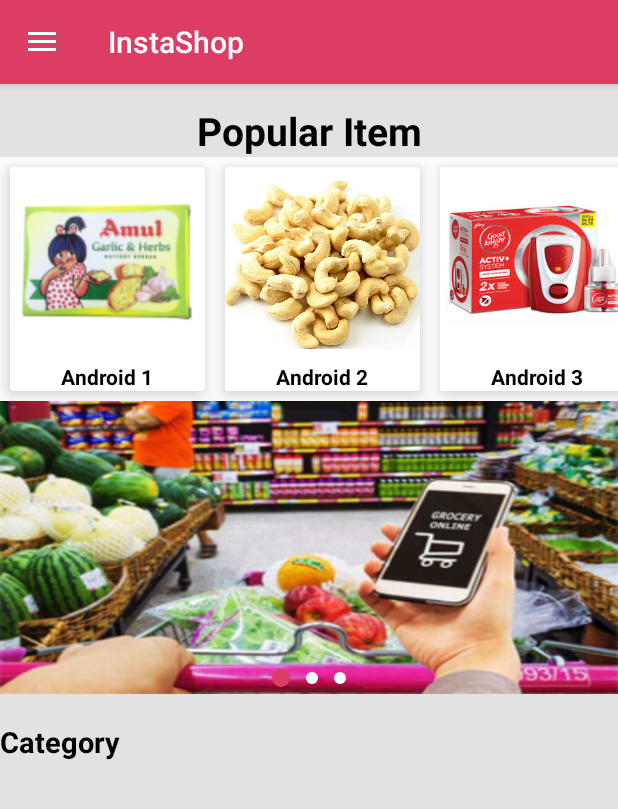
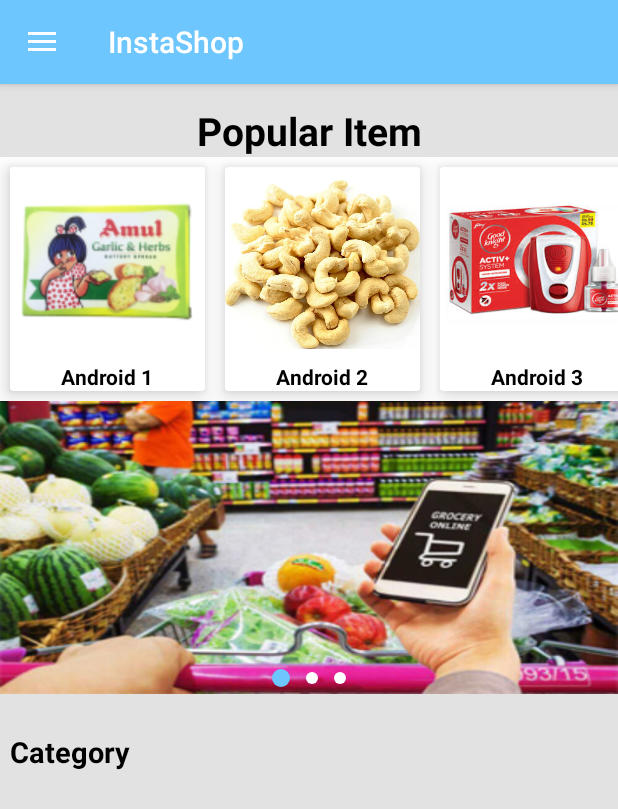
Before and after one commit to ravi84184/Insta_Shop, an Android app: the MainActivity screen opened directly, with no data from a screen before it, on a phone screen of 412 x 824 dp. Shown: the top 809 px of the screen. Run offline under Robolectric (Android 15) with nearby library versions, the light colour scheme and no system bars; our stand-ins replace ButterKnife, Picasso, sdp/ssp sizes; pictures from the network do not load.

Commit message:
&  visible in all places (9/3/2018)

```diff
--- a/app/src/main/AndroidManifest.xml
+++ b/app/src/main/AndroidManifest.xml
@@ -8,7 +8,6 @@
         android:allowBackup="true"
         android:icon="@mipmap/ic_launcher"
         android:label="@string/app_name"
-        android:roundIcon="@mipmap/ic_launcher_round"
         android:supportsRtl="true"
         android:theme="@style/AppTheme">
         <activity
--- a/app/src/main/java/ravi/com/instashop/ViewPagerAdapter.java
+++ b/app/src/main/java/ravi/com/instashop/ViewPagerAdapter.java
@@ -73,7 +73,11 @@
 //            }
 //        });
 
-        tabItemName.setText(mFragmentTitleList.get(position));
+
+        String Pname=mFragmentTitleList.get(position);
+        Pname=Pname.replace("&amp;","&");
+        Log.d("###-->",Pname);
+        tabItemName.setText(Pname);
         tabItemName.setTextColor(context.getResources().getColor(android.R.color.black));
 
         return view;
--- a/app/src/main/res/layout/content_main.xml
+++ b/app/src/main/res/layout/content_main.xml
@@ -65,7 +65,8 @@
                 android:textStyle="bold"
                 android:layout_width="match_parent"
                 android:layout_height="wrap_content"
-                android:textColor="@color/black" />
+                android:textColor="@color/black"
+                android:padding="@dimen/_5sdp"/>
             <RelativeLayout
                 android:background="@color/white"
                 android:layout_width="match_parent"
--- a/app/src/main/res/layout/raw_sub_cat_item.xml
+++ b/app/src/main/res/layout/raw_sub_cat_item.xml
@@ -124,9 +124,6 @@
                     android:layout_alignParentEnd="true"
                     android:layout_marginRight="@dimen/_3sdp" />
             </RelativeLayout>
-
         </FrameLayout>
-
     </android.support.v7.widget.CardView>
-
 </LinearLayout>
--- a/app/src/main/res/values/colors.xml
+++ b/app/src/main/res/values/colors.xml
@@ -3,10 +3,19 @@
     <!--<color name="colorPrimary">#3F51B5</color>-->
     <!--<color name="colorPrimaryDark">#303F9F</color>-->
     <!--<color name="colorAccent">#FF4081</color>-->
-
+<!--
     <color name="colorPrimaryDark">#ce1743</color>
     <color name="colorPrimary">#dc3d65</color>
     <color name="colorAccent">#303F9F</color>
+-->
+    <!--<color name="colorPrimaryDark">#f9a825</color>
+    <color name="colorPrimary">#ffd95a</color>
+    <color name="colorAccent">#c17900</color>-->
+
+    <color name="colorPrimaryDark">#2196f3</color>
+    <color name="colorPrimary">#6ec6ff</color>
+    <color name="colorAccent">#0069c0</color>
+    <color name="primaryTextColor">#000000</color>
 
     <color name="white">#ffffff</color>
     <color name="black">#000000</color>
```
Also changed, not shown: app/src/main/java/ravi/com/instashop/adapter/CategoryAdapter.java (+6 -2 lines), app/src/main/java/ravi/com/instashop/adapter/SubCategoryAdapter.java (+4 -3 lines), app/src/main/res/mipmap-hdpi/ic_launcher.png, app/src/main/res/mipmap-hdpi/ic_launcher_round.png (deleted), app/src/main/res/mipmap-mdpi/ic_launcher.png, app/src/main/res/mipmap-xhdpi/ic_launcher.png, app/src/main/res/mipmap-xhdpi/ic_launcher_round.png (deleted), app/src/main/res/mipmap-xxhdpi/ic_launcher.png, app/src/main/res/mipmap-xxhdpi/ic_launcher_round.png (deleted), app/src/main/res/mipmap-xxxhdpi/ic_launcher.png, app/src/main/res/mipmap-xxxhdpi/ic_launcher_round.png (deleted).
